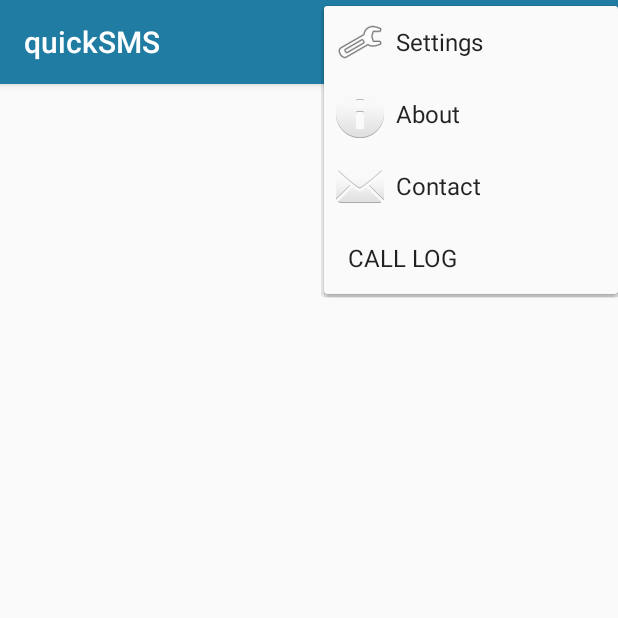
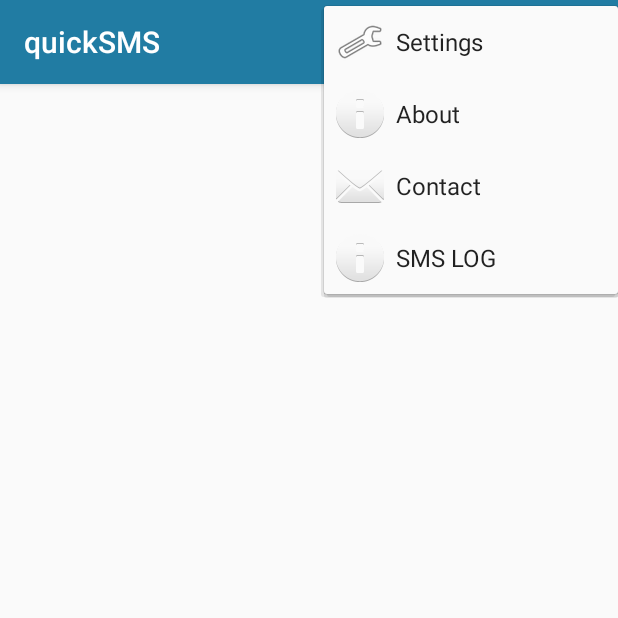
Before and after one commit to mahbubiftekhar/quickSMS, an Android app: the MainActivity screen opened directly, with no data from a screen before it, after a tap on "OPTIONS", on a phone screen of 412 x 824 dp, the top half of it. Run offline under Robolectric (Android 15) with nearby library versions, the phone set to English and light mode, and no system bars; our stand-ins replace AdMob; 3 statements that could not run were skipped.

Commit message:
Minor code changes, I'm starting to give up on the adverts

```diff
--- a/app/src/main/java/quick/sms/quicksms/ui/ContactUsActivity.kt
+++ b/app/src/main/java/quick/sms/quicksms/ui/ContactUsActivity.kt
@@ -13,8 +13,6 @@ import java.util.regex.Pattern
 
 
 class ContactUsActivity : AppCompatActivity() {
-
-    private val activity: Activity? = null
 
     override fun onCreate(savedInstanceState: Bundle?) {
         super.onCreate(savedInstanceState)
--- a/app/src/main/java/quick/sms/quicksms/ui/MainActivity.kt
+++ b/app/src/main/java/quick/sms/quicksms/ui/MainActivity.kt
@@ -18,7 +18,6 @@ class MainActivity : BaseActivity() {
 
     private lateinit var contacts: Map<Int, Contact>
     private lateinit var contactsList: List<Contact>
-    private var mShareActionProvider: ShareActionProvider? = null
 
     override fun onCreate(savedInstanceState: Bundle?) {
         super.onCreate(savedInstanceState)
--- a/app/src/main/java/quick/sms/quicksms/ui/SplashActivity.kt
+++ b/app/src/main/java/quick/sms/quicksms/ui/SplashActivity.kt
@@ -11,8 +11,6 @@ import quick.sms.quicksms.R
 import quick.sms.quicksms.backend.Contact
 
 class SplashActivity : BaseActivity() {
-    lateinit var mAdView: AdView
-
     private val requiredPermissions = arrayOf(
             Manifest.permission.SEND_SMS,
             Manifest.permission.CALL_PHONE,
@@ -31,7 +29,7 @@ class SplashActivity : BaseActivity() {
             println(3)
         } else {
             println(4)
-            getPermissions(this,requiredPermissions)
+            getPermissions(this, requiredPermissions)
         }
     }
 
--- a/app/src/main/res/menu/mainactivity.xml
+++ b/app/src/main/res/menu/mainactivity.xml
@@ -38,8 +38,9 @@
                 android:title="@string/contact4" />
             <item android:id="@+id/contactLog"
                 app:showAsAction="ifRoom"
+                android:icon="@android:drawable/ic_dialog_info"
                 android:titleCondensed="About"
-                android:title="@string/call_log" />
+                android:title="@string/sms_log" />
 
         </menu>
 
--- a/app/src/main/res/values/strings.xml
+++ b/app/src/main/res/values/strings.xml
@@ -123,4 +123,5 @@
     <string name="about">About</string>
     <string name="contact4">Contact</string>
     <string name="call_log">CALL LOG</string>
+    <string name="sms_log">SMS LOG</string>
 </resources>
```
Also changed, not shown: app/src/main/java/quick/sms/quicksms/ui/AboutDevelopersActivity.kt (+2 -7 lines), app/src/main/java/quick/sms/quicksms/ui/TextMessageActivity.kt (+18 -13 lines).
